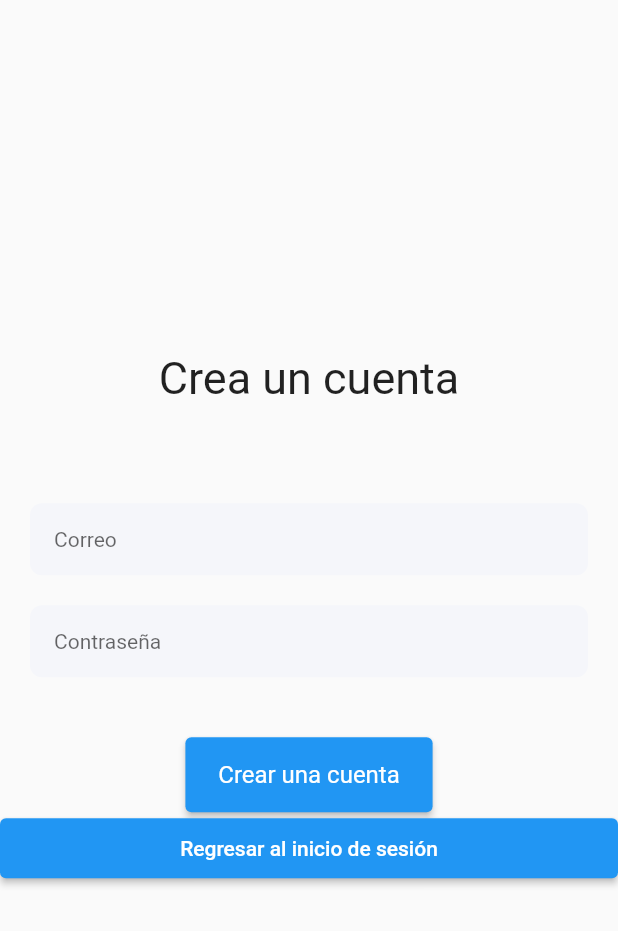
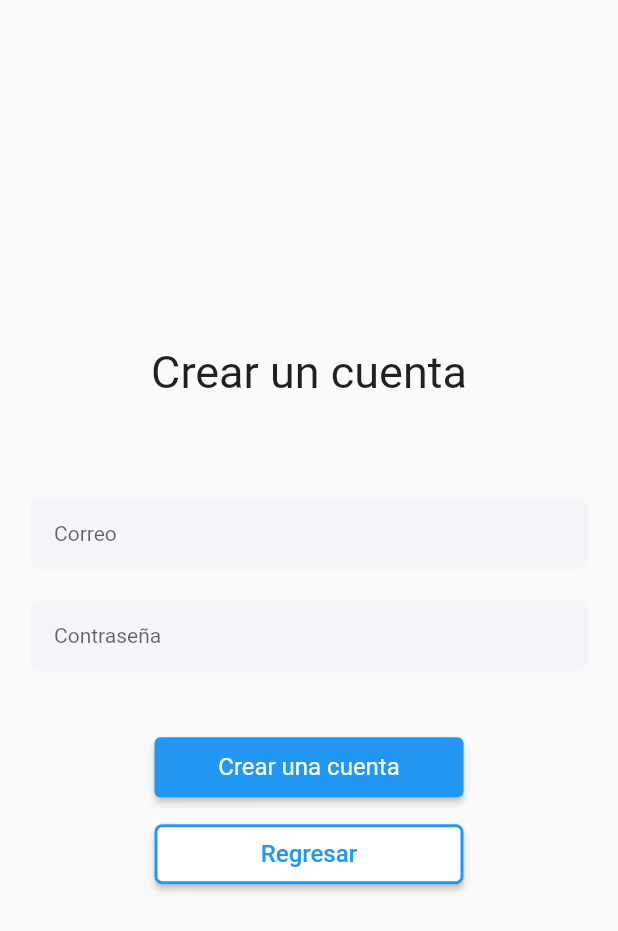
Before and after one commit to miguel1man/Flutter-Login, a Flutter app: the screen it shows after launch, after a tap on "Crear una cuenta", on a phone screen of 412 x 824 dp. Shown: the top 931 px of the screen. Run offline on Flutter 3.47's test engine with Material 2 defaults, Android fonts, the phone set to English and light mode, and no system bars; our stand-ins replace firebase_auth, firebase_core, google_sign_in; missing offline and left inert: flutter_facebook_auth; accounts and stored records are empty; network calls fail.

Commit message:
edit style and restrictions

```diff
--- a/lib/screens/login_email_password_screen.dart
+++ b/lib/screens/login_email_password_screen.dart
@@ -52,7 +52,9 @@ class _EmailPasswordLoginState extends State<EmailPasswordLogin> {
             ),
           ),
           const SizedBox(height: 40),
-          ElevatedButton(
+          Container(
+          constraints: BoxConstraints(maxWidth: 240),
+          child: ElevatedButton(
             onPressed: loginUser,
             style: ButtonStyle(
               backgroundColor: MaterialStateProperty.all(Colors.blue),
@@ -60,13 +62,14 @@ class _EmailPasswordLoginState extends State<EmailPasswordLogin> {
                 const TextStyle(color: Colors.white),
               ),
               minimumSize: MaterialStateProperty.all(
-                Size(MediaQuery.of(context).size.width / 2.5, 50),
+                Size(MediaQuery.of(context).size.width / 2, 40),
               ),
             ),
             child: const Text(
               "Ingresar",
               style: TextStyle(color: Colors.white, fontSize: 16),
             ),
+          ),
           ),
           CustomButton(
               onTap: () {
--- a/lib/screens/signup_email_password_screen.dart
+++ b/lib/screens/signup_email_password_screen.dart
@@ -19,8 +19,8 @@ class _EmailPasswordSignupState extends State<EmailPasswordSignup> {
 
   void signUpUser() async {
     context.read<FirebaseAuthMethods>().signUpWithEmail(
-          email: emailController.text,
-          password: passwordController.text,
+          email: emailController.text.toLowerCase(),
+          password: passwordController.text.toLowerCase(),
           context: context,
         );
   }
@@ -32,7 +32,7 @@ class _EmailPasswordSignupState extends State<EmailPasswordSignup> {
         mainAxisAlignment: MainAxisAlignment.center,
         children: [
           const Text(
-            "Crea un cuenta",
+            "Crear un cuenta",
             style: TextStyle(fontSize: 30),
           ),
           SizedBox(height: MediaQuery.of(context).size.height * 0.08),
@@ -52,7 +52,9 @@ class _EmailPasswordSignupState extends State<EmailPasswordSignup> {
             ),
           ),
           const SizedBox(height: 40),
-          ElevatedButton(
+          Container(
+            constraints: BoxConstraints(maxWidth: 240),
+            child: ElevatedButton(
               onPressed: signUpUser,
               style: ButtonStyle(
                 backgroundColor: MaterialStateProperty.all(Colors.blue),
@@ -60,7 +62,7 @@ class _EmailPasswordSignupState extends State<EmailPasswordSignup> {
                   const TextStyle(color: Colors.white),
                 ),
                 minimumSize: MaterialStateProperty.all(
-                Size(MediaQuery.of(context).size.width / 2.5, 50),
+                  Size(MediaQuery.of(context).size.width / 2, 40),
                 ),
               ),
               child: const Text(
@@ -68,11 +70,12 @@ class _EmailPasswordSignupState extends State<EmailPasswordSignup> {
                 style: TextStyle(color: Colors.white, fontSize: 16),
               ),
             ),
+          ),
           CustomButton(
             onTap: () {
               Navigator.pushNamed(context, EmailPasswordLogin.routeName);
             },
-            text: 'Regresar al inicio de sesión',
+            text: 'Regresar',
           ),
         ],
       ),
--- a/lib/widgets/custom_button.dart
+++ b/lib/widgets/custom_button.dart
@@ -11,12 +11,21 @@ class CustomButton extends StatelessWidget {
 
   @override
   Widget build(BuildContext context) {
-    return ElevatedButton(
-      style: ElevatedButton.styleFrom(
-        minimumSize: const Size(double.infinity, 40),
+    return Container(
+      margin: EdgeInsets.only(top: 10),
+      constraints: BoxConstraints(maxWidth: 240),
+      child: ElevatedButton(
+        style: ElevatedButton.styleFrom(
+          shape: RoundedRectangleBorder(
+            side: BorderSide(color: Colors.blue, width: 2),
+            borderRadius: BorderRadius.circular(5),
+          ),
+          backgroundColor: Colors.white,
+          minimumSize: Size(MediaQuery.of(context).size.width / 2, 40),
+        ),
+        onPressed: onTap,
+        child: Text(text, style: TextStyle(color: Colors.blue, fontSize: 16)),
       ),
-      onPressed: onTap,
-      child: Text(text),
     );
   }
 }
```
Also changed, not shown: 1 other file. Lines whose indentation alone changed are shown as unchanged.
